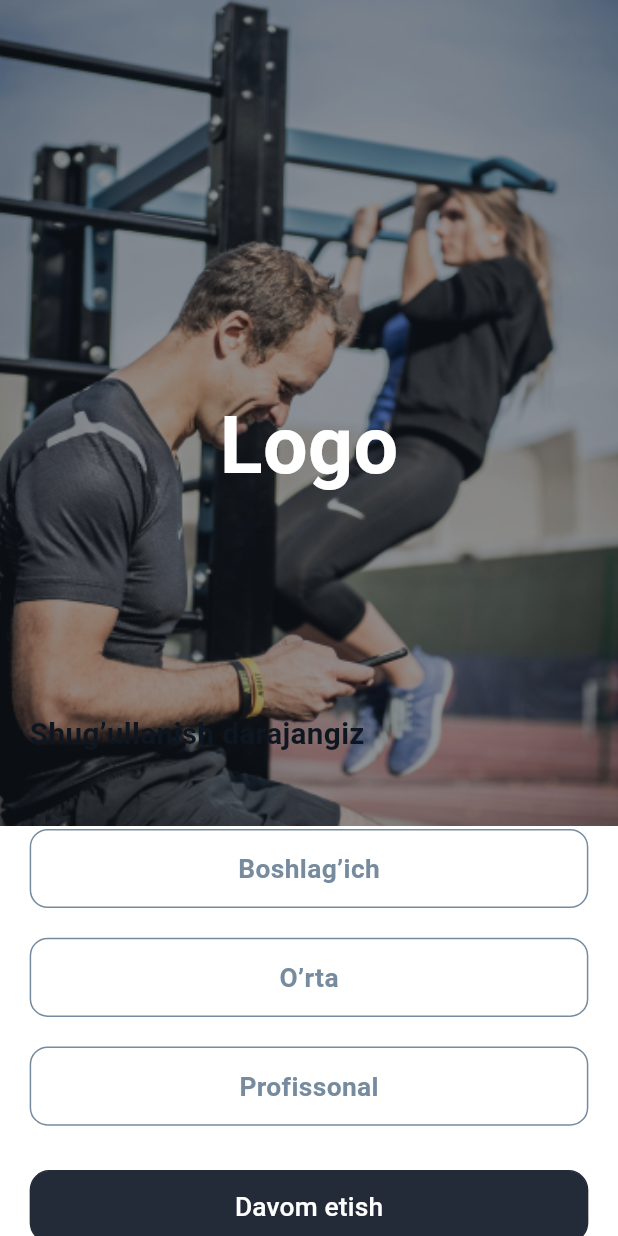
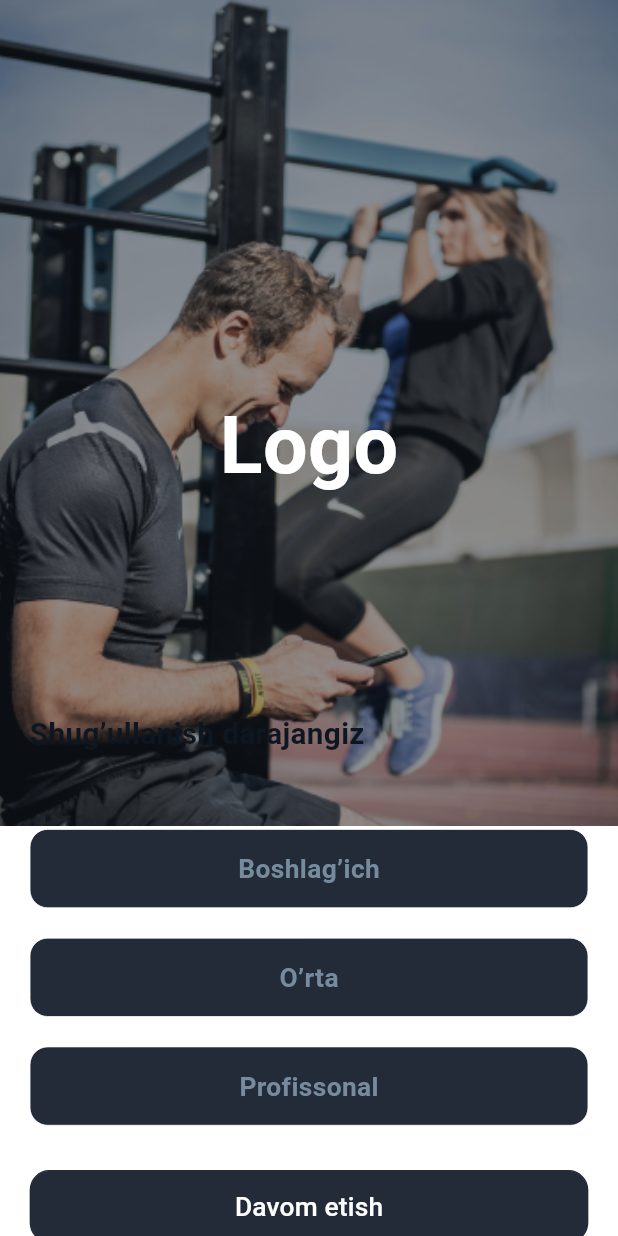
Before and after one commit to muhammadxoja-sayfidinov/kenja_app, a Flutter app: the ActivityLevelScreen screen opened directly, on a phone screen of 412 x 824 dp. Run offline on Flutter 3.47's test engine with Material 3 defaults, Android fonts, the phone set to English and light mode, and no system bars; our stand-ins replace adaptive_theme, flutter_riverpod, flutter_screenutil, flutter_svg, smooth_page_indicator, table_calendar; missing offline and left inert: d_chart.

Commit message:
edit theme.dart 3

```diff
--- a/lib/app.dart
+++ b/lib/app.dart
@@ -32,7 +32,7 @@ class MyApp extends StatelessWidget {
                     themeMode: ThemeMode.system,
                     home: TipsScreen(),
                     routes: {
-                      '/login': (context) => LoginPage(),
+                      '/login': (context) => const LoginPage(),
                       '/reset-password': (context) => PasswordResetPage(),
                       '/verification-code': (context) => VerificationCodePage(),
                       '/new-password': (context) => NewPasswordPage(),
--- a/lib/presentation/screens/exercises/exercise_success_screen.dart
+++ b/lib/presentation/screens/exercises/exercise_success_screen.dart
@@ -14,7 +14,7 @@ class SuccessScreen extends StatelessWidget {
         elevation: 0,
       ),
       body: Padding(
-        padding: EdgeInsets.all(16.0),
+        padding: const EdgeInsets.all(16.0),
         child: Column(
           mainAxisAlignment: MainAxisAlignment.spaceBetween,
           crossAxisAlignment: CrossAxisAlignment.center,
@@ -61,7 +61,7 @@ class SuccessScreen extends StatelessWidget {
     return Container(
       width: 100.w,
       height: 60.h,
-      padding: EdgeInsets.all(8.0),
+      padding: const EdgeInsets.all(8.0),
       decoration: BoxDecoration(
         // color: darkColor,
         borderRadius: BorderRadius.circular(12.0),
--- a/lib/presentation/widgets/custom_toggle_buttons.dart
+++ b/lib/presentation/widgets/custom_toggle_buttons.dart
@@ -39,6 +39,8 @@ class _CustomToggleButtonsState extends State<CustomToggleButtons> {
 
   Widget _buildToggleButton(String text, int index) {
     bool isSelected = _selectedIndex == index;
+    final bool isDark = Theme.of(context).brightness == Brightness.dark;
+
     return GestureDetector(
       onTap: () {
         setState(() {
@@ -49,18 +51,32 @@ class _CustomToggleButtonsState extends State<CustomToggleButtons> {
         height: 48.w,
         width: double.infinity,
         decoration: BoxDecoration(
-          color: isSelected ? darker : Colors.transparent,
+          color: isSelected
+              ? isDark
+                  ? Colors.transparent
+                  : Colors.transparent
+              : isDark
+                  ? mainDarkColor
+                  : darkColor,
           borderRadius: BorderRadius.circular(12.0),
           border: Border.all(
-            color: isSelected ? darkColor : grey,
-            width: 1.0,
+            color: isSelected
+                ? isDark
+                    ? Colors.white
+                    : grey
+                : Colors.white,
+            width: isSelected ? 2.0 : 0.5,
           ),
         ),
         child: Center(
           child: Text(
             text,
             style: TextStyle(
-              color: isSelected ? darkColor : grey,
+              color: isSelected
+                  ? isDark
+                      ? Colors.white
+                      : darkColor
+                  : grey,
               fontWeight: FontWeight.bold,
               fontSize: 16.sp,
             ),
--- a/lib/presentation/widgets/register/login_form.dart
+++ b/lib/presentation/widgets/register/login_form.dart
@@ -78,7 +78,6 @@ class LoginForm extends ConsumerWidget {
                   text: 'Kirish',
                 )
               : MyNextBottom(
-                  color: darkColor,
                   onTap: () {
                     if (_formKey.currentState!.validate()) {
                       Navigator.pushReplacement(
```
Also changed, not shown: lib/presentation/screens/register/goal_screen.dart (+14 -1 lines), lib/presentation/screens/register/user_info_screen.dart (+17 -1 lines), lib/presentation/widgets/register/RegistrationForm.dart (+21 -10 lines).
